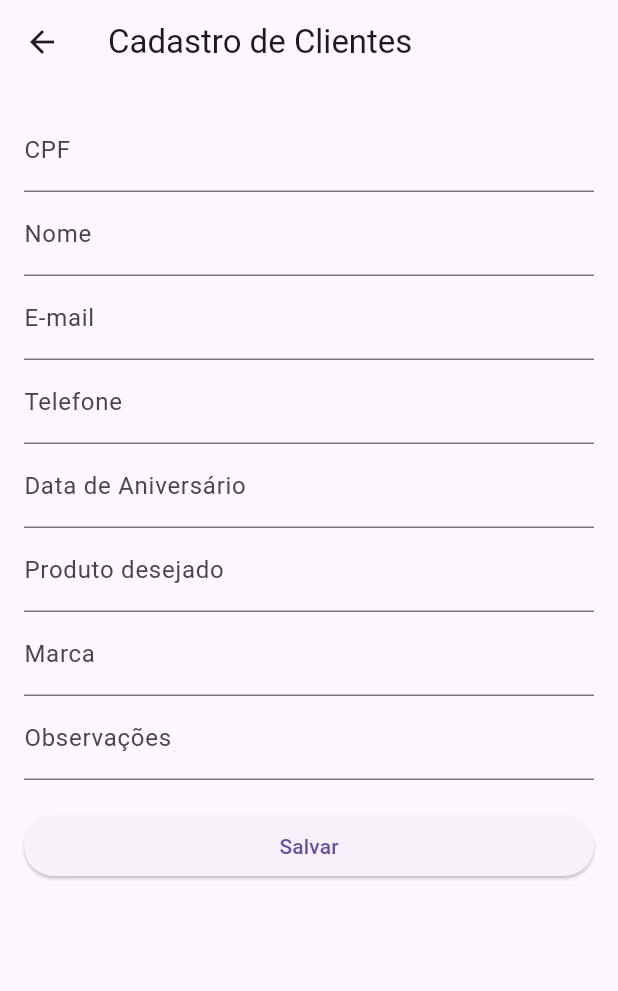
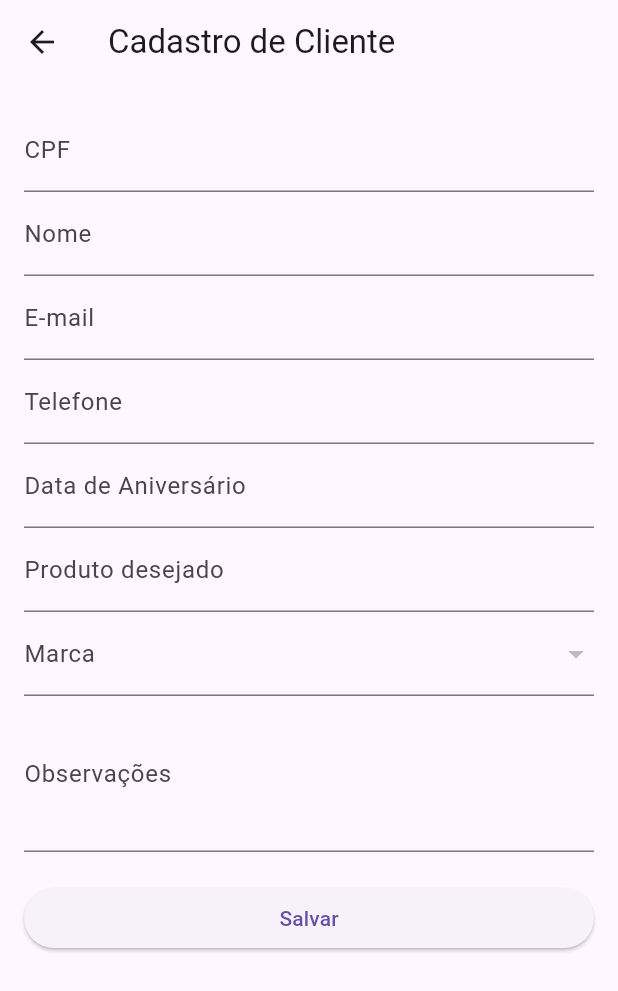
Before and after one commit to PJosquin/cadastro_clientes_final, a Flutter app: the screen it shows after launch, after a tap on "Cadastrar Cliente", on a phone screen of 412 x 824 dp. Shown: the top 991 px of the screen. Run offline on Flutter 3.47's test engine with Material 3 defaults, Android fonts, the light colour scheme and no system bars; our stand-ins replace cloud_firestore, firebase_core, flutter_masked_text2, mask_text_input_formatter; accounts and stored records are empty.

Commit message:
Versão 1.3.5 - Dropdown de marcas integrado ao cadastro e pesquisa funcionando

```diff
--- a/lib/cadastro_page.dart
+++ b/lib/cadastro_page.dart
@@ -10,6 +10,8 @@ class CadastroPage extends StatefulWidget {
 }
 
 class _CadastroPageState extends State<CadastroPage> {
+  final _formKey = GlobalKey<FormState>();
+
   final cpfController = MaskedTextController(mask: '000.000.000-00');
   final nomeController = TextEditingController();
   final emailController = TextEditingController();
@@ -19,62 +21,156 @@ class _CadastroPageState extends State<CadastroPage> {
   final marcaController = TextEditingController();
   final observacoesController = TextEditingController();
 
-  Future<void> _salvarCadastro() async {
+  // data de cadastro gerada automaticamente
+  final DateTime dataCadastro = DateTime.now();
+
+  Future<void> _salvarCliente() async {
+    if (_formKey.currentState!.validate()) {
       try {
         await FirebaseFirestore.instance.collection('clientes').add({
           'cpf': cpfController.text,
           'nome': nomeController.text,
-        'nomeLower': nomeController.text.toLowerCase(),
           'email': emailController.text,
           'telefone': telefoneController.text,
           'aniversario': aniversarioController.text,
           'produto': produtoController.text,
           'marca': marcaController.text,
           'observacoes': observacoesController.text,
-        'dataCadastro': FieldValue.serverTimestamp(), // automático no Firebase
+          'dataCadastro': Timestamp.fromDate(dataCadastro),
+          'nomeLower': nomeController.text.toLowerCase(),
         });
 
         ScaffoldMessenger.of(context).showSnackBar(
-        const SnackBar(content: Text("Cadastro salvo com sucesso!")),
+          const SnackBar(content: Text('Cliente salvo com sucesso!')),
         );
 
-      cpfController.clear();
-      nomeController.clear();
-      emailController.clear();
-      telefoneController.clear();
-      aniversarioController.clear();
-      produtoController.clear();
+        _formKey.currentState!.reset();
+        cpfController.updateText('');
+        telefoneController.updateText('');
+        aniversarioController.updateText('');
         marcaController.clear();
-      observacoesController.clear();
       } catch (e) {
         ScaffoldMessenger.of(context).showSnackBar(
-        SnackBar(content: Text("Erro ao salvar: $e")),
+          SnackBar(content: Text('Erro ao salvar: $e')),
         );
+      }
     }
   }
 
   @override
   Widget build(BuildContext context) {
     return Scaffold(
-      appBar: AppBar(title: const Text("Cadastro de Clientes")),
+      appBar: AppBar(
+        title: const Text('Cadastro de Cliente'),
+      ),
       body: Padding(
         padding: const EdgeInsets.all(16.0),
+        child: Form(
+          key: _formKey,
           child: ListView(
             children: [
-            TextField(controller: cpfController, decoration: const InputDecoration(labelText: "CPF")),
-            TextField(controller: nomeController, decoration: const InputDecoration(labelText: "Nome")),
-            TextField(controller: emailController, decoration: const InputDecoration(labelText: "E-mail")),
-            TextField(controller: telefoneController, decoration: const InputDecoration(labelText: "Telefone")),
-            TextField(controller: aniversarioController, decoration: const InputDecoration(labelText: "Data de Aniversário")),
-            TextField(controller: produtoController, decoration: const InputDecoration(labelText: "Produto desejado")),
-            TextField(controller: marcaController, decoration: const InputDecoration(labelText: "Marca")),
-            TextField(controller: observacoesController, decoration: const InputDecoration(labelText: "Observações")),
+              TextFormField(
+                controller: cpfController,
+                decoration: const InputDecoration(labelText: 'CPF'),
+                validator: (value) {
+                  if (value == null || value.isEmpty) {
+                    return 'Informe o CPF';
+                  }
+                  return null;
+                },
+              ),
+              TextFormField(
+                controller: nomeController,
+                decoration: const InputDecoration(labelText: 'Nome'),
+                validator: (value) {
+                  if (value == null || value.isEmpty) {
+                    return 'Informe o nome';
+                  }
+                  return null;
+                },
+              ),
+              TextFormField(
+                controller: emailController,
+                decoration: const InputDecoration(labelText: 'E-mail'),
+                validator: (value) {
+                  if (value == null || value.isEmpty) {
+                    return 'Informe o e-mail';
+                  }
+                  return null;
+                },
+              ),
+              TextFormField(
+                controller: telefoneController,
+                decoration: const InputDecoration(labelText: 'Telefone'),
+                validator: (value) {
+                  if (value == null || value.isEmpty) {
+                    return 'Informe o telefone';
+                  }
+                  return null;
+                },
+              ),
+              TextFormField(
+                controller: aniversarioController,
+                decoration:
+                    const InputDecoration(labelText: 'Data de Aniversário'),
+              ),
+              TextFormField(
+                controller: produtoController,
+                decoration:
+                    const InputDecoration(labelText: 'Produto desejado'),
+              ),
+              // 🔽 Dropdown dinâmico de marcas
+              StreamBuilder<QuerySnapshot>(
+                stream: FirebaseFirestore.instance
+                    .collection('marcas')
+                    .orderBy('nome')
+                    .snapshots(),
+                builder: (context, snapshot) {
+                  if (!snapshot.hasData) {
+                    return const Center(child: CircularProgressIndicator());
+                  }
+
+                  var marcas = snapshot.data!.docs
+                      .map((doc) => doc['nome'].toString())
+                      .toList();
+
+                  return DropdownButtonFormField<String>(
+                    value: marcaController.text.isNotEmpty
+                        ? marcaController.text
+                        : null,
+                    items: marcas.map((marca) {
+                      return DropdownMenuItem<String>(
+                        value: marca,
+                        child: Text(marca),
+                      );
+                    }).toList(),
+                    onChanged: (value) {
+                      setState(() {
+                        marcaController.text = value ?? '';
+                      });
+                    },
+                    decoration: const InputDecoration(labelText: 'Marca'),
+                    validator: (value) {
+                      if (value == null || value.isEmpty) {
+                        return 'Selecione uma marca';
+                      }
+                      return null;
+                    },
+                  );
+                },
+              ),
+              TextFormField(
+                controller: observacoesController,
+                decoration: const InputDecoration(labelText: 'Observações'),
+                maxLines: 3,
+              ),
               const SizedBox(height: 20),
               ElevatedButton(
-              onPressed: _salvarCadastro,
-              child: const Text("Salvar"),
+                onPressed: _salvarCliente,
+                child: const Text('Salvar'),
               ),
             ],
+          ),
         ),
       ),
     );
--- a/lib/main.dart
+++ b/lib/main.dart
@@ -20,7 +20,7 @@ class MyApp extends StatelessWidget {
       theme: ThemeData(
         primarySwatch: Colors.blue,
       ),
-      home: const HomePage(),
+      home: HomePage(),
       debugShowCheckedModeBanner: false,
     );
   }
```
Also changed, not shown: lib/teste_marcas_page.dart (added, +51 -0 lines). Lines whose indentation alone changed are shown as unchanged.
